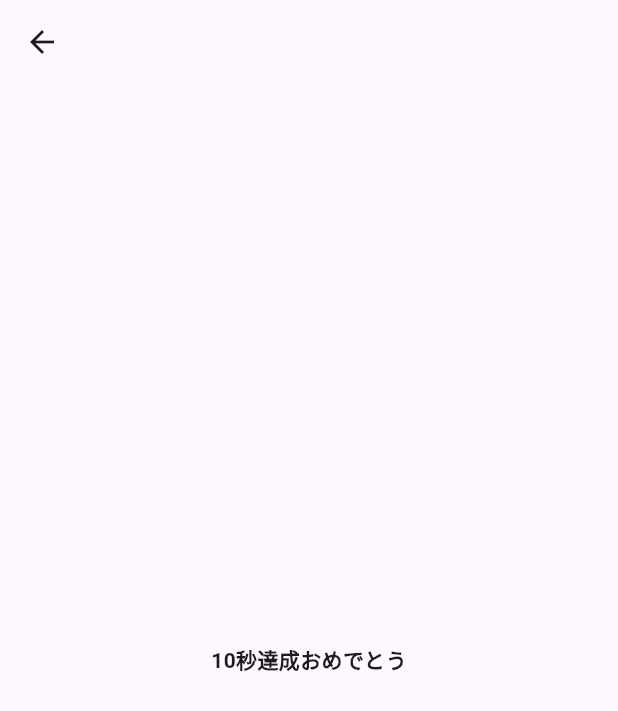
After one commit to Yamamoto-Masaya1122/timer, a Flutter app: the NextPage screen opened directly, on a phone screen of 412 x 824 dp. The commit adds this screen. Shown: the top 711 px of the screen. Run offline on Flutter 3.47's test engine with Material 3 defaults, Android fonts, the phone set to English and light mode, and no system bars.

Commit message:
タイマー画面修正

```diff
--- /dev/null
+++ b/lib/next_page.dart
@@ -0,0 +1,19 @@
+
+import 'package:flutter/material.dart';
+
+class NextPage extends StatelessWidget {
+  const NextPage({super.key});
+
+  @override
+  Widget build(BuildContext context) {
+    return Scaffold(
+      appBar: AppBar(),
+      body: const Center(
+        child: Text(
+          '10秒達成おめでとう',
+          style: TextStyle(fontWeight: FontWeight.bold),
+        ),
+      ),
+    );
+  }
+}
```
Also changed, not shown: lib/main.dart (+47 -12 lines).
